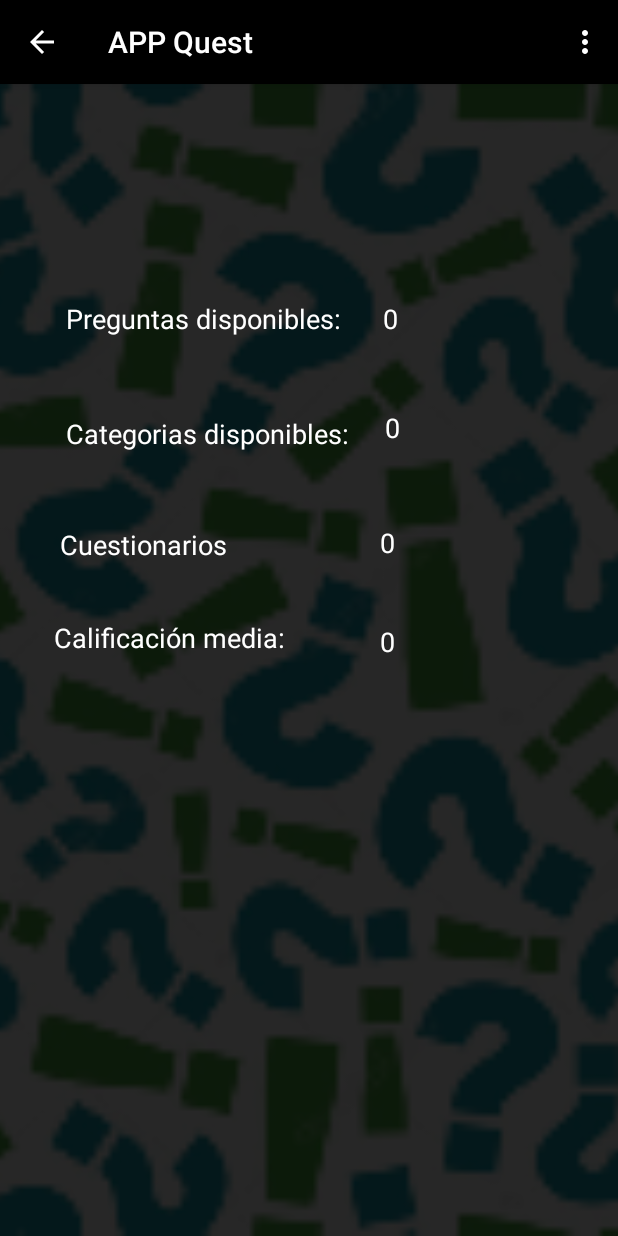
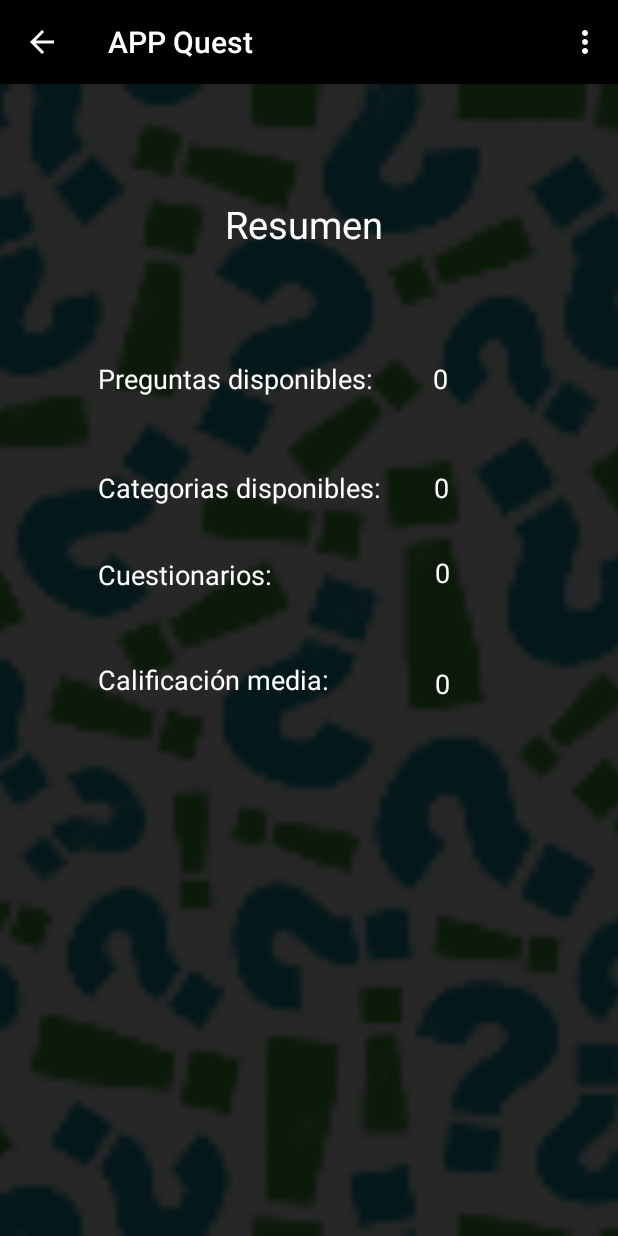
Before and after one commit to rujex/android, an Android app: the screen it shows after launch (ResumenCalificacion), on a phone screen of 412 x 824 dp. Run offline under Robolectric (Android 15) with nearby library versions, the phone set to English and light mode, and no system bars; Roboto replaces fonts that are not available here.

Commit message:
Pantalla resumen corregida

```diff
--- a/app/src/main/res/layout/content_main.xml
+++ b/app/src/main/res/layout/content_main.xml
@@ -13,8 +13,8 @@
         android:id="@+id/imageView"
         android:layout_width="wrap_content"
         android:layout_height="wrap_content"
-        android:layout_marginStart="64dp"
-        android:layout_marginTop="44dp"
+        android:layout_marginStart="56dp"
+        android:layout_marginTop="100dp"
         android:contentDescription="@string/app_name"
         app:layout_constraintStart_toStartOf="parent"
         app:layout_constraintTop_toTopOf="parent"
@@ -24,8 +24,8 @@
         android:id="@+id/textView2"
         android:layout_width="wrap_content"
         android:layout_height="wrap_content"
-        android:layout_marginStart="124dp"
-        android:layout_marginTop="108dp"
+        android:layout_marginStart="112dp"
+        android:layout_marginTop="84dp"
         android:fontFamily="@font/basic"
         android:text="@string/app_name"
         android:textColor="@android:color/background_dark"
--- a/app/src/main/res/layout/content_resumen_calificacion.xml
+++ b/app/src/main/res/layout/content_resumen_calificacion.xml
@@ -29,8 +29,8 @@
             android:id="@+id/textView"
             android:layout_width="wrap_content"
             android:layout_height="wrap_content"
-            android:layout_marginStart="44dp"
-            android:layout_marginTop="144dp"
+            android:layout_marginStart="65dp"
+            android:layout_marginTop="184dp"
             android:text="@string/preguntas"
             android:textColor="@android:color/background_light"
             android:textSize="18sp"
@@ -41,8 +41,8 @@
             android:id="@+id/textView3"
             android:layout_width="wrap_content"
             android:layout_height="26dp"
-            android:layout_marginStart="44dp"
-            android:layout_marginTop="52dp"
+            android:layout_marginStart="65dp"
+            android:layout_marginTop="48dp"
             android:text="@string/categorias"
             android:textColor="@android:color/background_light"
             android:textSize="18sp"
@@ -54,8 +54,8 @@
             android:id="@+id/textView4"
             android:layout_width="189dp"
             android:layout_height="26dp"
-            android:layout_marginStart="40dp"
-            android:layout_marginTop="48dp"
+            android:layout_marginStart="65dp"
+            android:layout_marginTop="32dp"
             android:text="@string/cuestionarios"
             android:textColor="@android:color/background_light"
             android:textSize="18sp"
@@ -66,8 +66,8 @@
             android:id="@+id/textView5"
             android:layout_width="189dp"
             android:layout_height="27dp"
-            android:layout_marginStart="36dp"
-            android:layout_marginTop="36dp"
+            android:layout_marginStart="65dp"
+            android:layout_marginTop="44dp"
             android:text="@string/calificacion"
             android:textColor="@android:color/background_light"
             android:textSize="18sp"
@@ -78,8 +78,8 @@
             android:id="@+id/preguntasDisponibles"
             android:layout_width="10dp"
             android:layout_height="wrap_content"
-            android:layout_marginStart="28dp"
-            android:layout_marginTop="144dp"
+            android:layout_marginStart="40dp"
+            android:layout_marginTop="184dp"
             android:text="0"
             android:textColor="@android:color/background_light"
             android:textSize="18sp"
@@ -90,7 +90,7 @@
             android:id="@+id/categoriasDisponibles"
             android:layout_width="12dp"
             android:layout_height="wrap_content"
-            android:layout_marginStart="24dp"
+            android:layout_marginStart="35dp"
             android:layout_marginTop="48dp"
             android:text="0"
             android:textColor="@android:color/background_light"
@@ -102,8 +102,8 @@
             android:id="@+id/tv3"
             android:layout_width="13dp"
             android:layout_height="26dp"
-            android:layout_marginStart="24dp"
-            android:layout_marginTop="52dp"
+            android:layout_marginStart="35dp"
+            android:layout_marginTop="32dp"
             android:text="0"
             android:textColor="@android:color/background_light"
             android:textSize="18sp"
@@ -112,15 +112,27 @@
 
         <TextView
             android:id="@+id/tv4"
-            android:layout_width="wrap_content"
+            android:layout_width="14dp"
             android:layout_height="wrap_content"
-            android:layout_marginStart="28dp"
-            android:layout_marginTop="40dp"
+            android:layout_marginStart="35dp"
+            android:layout_marginTop="48dp"
             android:text="0"
             android:textColor="@android:color/background_light"
             android:textSize="18sp"
             app:layout_constraintStart_toEndOf="@+id/textView5"
             app:layout_constraintTop_toBottomOf="@+id/tv3" />
+
+        <TextView
+            android:id="@+id/tvTitulo"
+            android:layout_width="wrap_content"
+            android:layout_height="wrap_content"
+            android:layout_marginStart="150dp"
+            android:layout_marginTop="76dp"
+            android:text="@string/resumen"
+            android:textColor="#ffffff"
+            android:textSize="25sp"
+            app:layout_constraintStart_toStartOf="parent"
+            app:layout_constraintTop_toTopOf="parent" />
 
     </android.support.constraint.ConstraintLayout>
 
--- a/app/src/main/res/values/strings.xml
+++ b/app/src/main/res/values/strings.xml
@@ -5,7 +5,7 @@
     <string name="title_activity_resumen_calificaciones">resumen_calificaciones</string>
     <string name="preguntas">Preguntas disponibles:</string>
     <string name="categorias">Categorias disponibles:</string>
-    <string name="cuestionarios">Cuestionarios realizados:</string>
+    <string name="cuestionarios">Cuestionarios:</string>
     <string name="calificacion">Calificación media:</string>
     <string name="title_activity_main2">Main2Activity</string>
     <string name="title_activity_resumen_calificacion">resumen_calificacion</string>
@@ -23,6 +23,7 @@
     <string name="write_permission_accepted">Has aceptado permiso de Escritura</string>
     <string name="write_permission_not_accepted">No has aceptado permiso de Escritura</string>
     <string name="opciones">Opciones</string>
+    <string name="resumen">Resumen</string>
 
 
 </resources>
```
